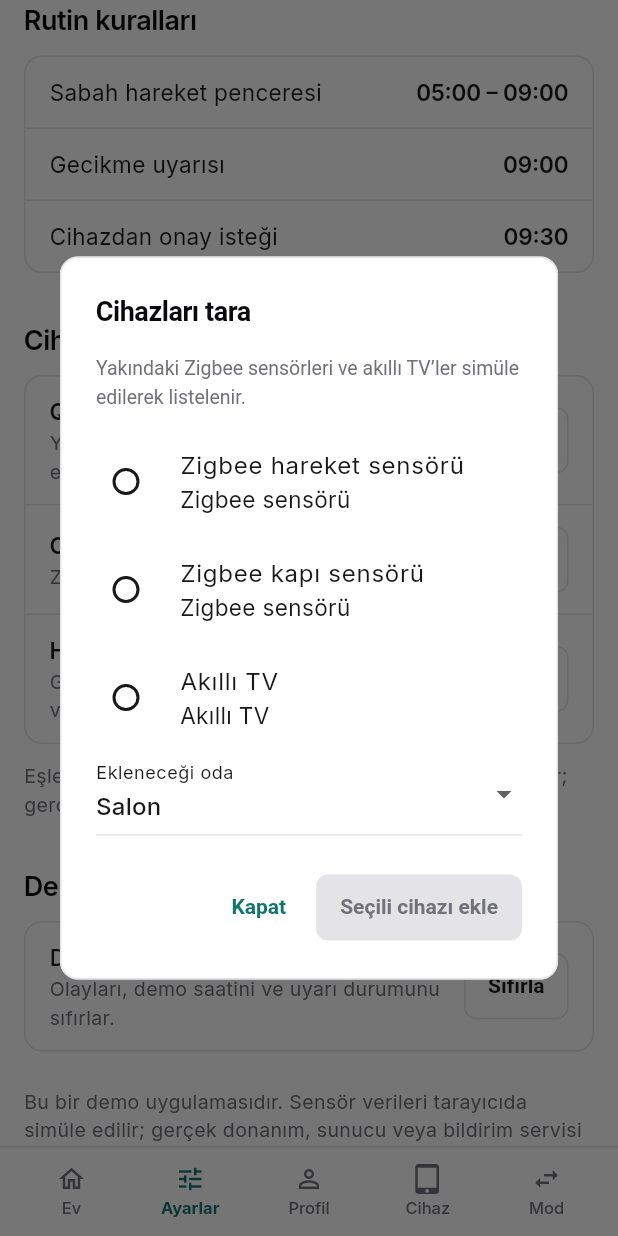
After one commit to MuratAcar00/future-web, a Flutter app: the FamilyDashboard screen opened directly, item 2 of the bottom bar chosen, scrolled down 576 dp, after a tap on "Tara", on a phone screen of 412 x 824 dp. The commit adds this screen. Run offline on Flutter 3.47's test engine with Material 3 defaults, Android fonts, the phone set to English and light mode, and no system bars; our stand-ins replace shared_preferences; accounts and stored records are empty.

Commit message:
Add simulated device pairing flows

```diff
--- /dev/null
+++ b/lib/models/connected_device.dart
@@ -0,0 +1,28 @@
+import 'package:flutter/foundation.dart';
+
+enum DeviceConnectionMethod { qrCode, discovery, cloud }
+
+@immutable
+class ConnectedDevice {
+  const ConnectedDevice({
+    required this.id,
+    required this.name,
+    required this.category,
+    required this.room,
+    required this.method,
+    this.provider,
+  });
+
+  final String id;
+  final String name;
+  final String category;
+  final String room;
+  final DeviceConnectionMethod method;
+  final String? provider;
+
+  String get connectionLabel => switch (method) {
+    DeviceConnectionMethod.qrCode => 'Yerel Wi-Fi / Bluetooth',
+    DeviceConnectionMethod.discovery => 'Zigbee / yerel ağ',
+    DeviceConnectionMethod.cloud => 'Hesap: $provider',
+  };
+}
--- a/lib/models/sensor_event.dart
+++ b/lib/models/sensor_event.dart
@@ -9,6 +9,7 @@ enum EventKind {
   bedroom('Yatak odası'),
   routineDelayed('Rutin'),
   confirmationRequested('Cihaz'),
+  deviceAdded('Cihaz'),
   confirmed('Onay'),
   demoScenario('Demo');
 
--- a/lib/providers/demo_provider.dart
+++ b/lib/providers/demo_provider.dart
@@ -4,6 +4,7 @@ import '../core/utils/date_time_format.dart';
 import '../models/sensor_type.dart';
 import '../services/demo_sensor_service.dart';
 import 'clock_provider.dart';
+import 'device_provider.dart';
 import 'routine_provider.dart';
 import 'sensor_provider.dart';
 
@@ -14,6 +15,7 @@ class DemoProvider extends ChangeNotifier {
     required this._clock,
     required this._sensors,
     required this._routine,
+    this._devices,
     this._service = const DemoSensorService(),
   });
 
@@ -21,6 +23,7 @@ class DemoProvider extends ChangeNotifier {
   final SensorProvider _sensors;
   final RoutineProvider _routine;
   final DemoSensorService _service;
+  final DeviceProvider? _devices;
 
   String? _lastAction;
 
@@ -86,6 +89,7 @@ class DemoProvider extends ChangeNotifier {
     _routine.batch(() {
       _clock.resetDemoTime();
       _sensors.reset(_clock.currentTime);
+      _devices?.reset();
       _routine.clearConfirmation();
     });
     _lastAction = null;
--- /dev/null
+++ b/lib/providers/device_provider.dart
@@ -0,0 +1,100 @@
+import 'package:flutter/foundation.dart';
+
+import '../models/connected_device.dart';
+import '../models/sensor_event.dart';
+import 'sensor_provider.dart';
+
+/// Device pairing and cloud account links are local simulations only.
+class DeviceProvider extends ChangeNotifier {
+  DeviceProvider({required this._sensors, required this._now});
+
+  final SensorProvider _sensors;
+  final DateTime Function() _now;
+  final List<ConnectedDevice> _devices = [];
+  final Set<String> _linkedAccounts = {};
+
+  List<ConnectedDevice> get devices => List.unmodifiable(_devices);
+  Set<String> get linkedAccounts => Set.unmodifiable(_linkedAccounts);
+
+  bool addDevice(ConnectedDevice device) {
+    if (_devices.any((existing) => existing.id == device.id)) return false;
+    _devices.add(device);
+    _sensors.addEvent(
+      SensorEvent(
+        id: 'device-added-${device.id}',
+        kind: EventKind.deviceAdded,
+        title: '${device.name} eklendi.',
+        description:
+            '${device.room} · ${device.category} · bağlantı simülasyonu tamamlandı.',
+        timestamp: _now(),
+      ),
+    );
+    notifyListeners();
+    return true;
+  }
+
+  bool linkAccount(String account) {
+    if (!_linkedAccounts.add(account)) return false;
+    final imported = switch (account) {
+      'Google Home' => const [
+        ConnectedDevice(
+          id: 'google-home-salon',
+          name: 'Salon akıllı prizi',
+          category: 'Akıllı priz',
+          room: 'Salon',
+          method: DeviceConnectionMethod.cloud,
+          provider: 'Google Home',
+        ),
+      ],
+      'Amazon Alexa' => const [
+        ConnectedDevice(
+          id: 'alexa-salon-tv',
+          name: 'Akıllı TV',
+          category: 'Akıllı TV',
+          room: 'Salon',
+          method: DeviceConnectionMethod.cloud,
+          provider: 'Amazon Alexa',
+        ),
+      ],
+      'Bosch Smart Home' => const [
+        ConnectedDevice(
+          id: 'bosch-hall-motion',
+          name: 'Koridor hareket sensörü',
+          category: 'Hareket sensörü',
+          room: 'Koridor',
+          method: DeviceConnectionMethod.cloud,
+          provider: 'Bosch Smart Home',
+        ),
+      ],
+      'SmartThings' => const [
+        ConnectedDevice(
+          id: 'smartthings-bedroom-sensor',
+          name: 'Yatak odası sensörü',
+          category: 'Sensör',
+          room: 'Yatak odası',
+          method: DeviceConnectionMethod.cloud,
+          provider: 'SmartThings',
+        ),
+      ],
+      _ => const <ConnectedDevice>[],
+    };
+    for (final device in imported) {
+      addDevice(device);
+    }
+    notifyListeners();
+    return true;
+  }
+
+  bool unlinkAccount(String account) {
+    if (!_linkedAccounts.remove(account)) return false;
+    _devices.removeWhere((device) => device.provider == account);
+    notifyListeners();
+    return true;
+  }
+
+  void reset() {
+    _devices.clear();
+    _linkedAccounts.clear();
+    notifyListeners();
+  }
+}
--- a/lib/screens/family/settings/settings_screen.dart
+++ b/lib/screens/family/settings/settings_screen.dart
@@ -9,6 +9,7 @@ import '../../../core/widgets/reset_demo_dialog.dart';
 import '../../../models/app_mode.dart';
 import '../../../providers/app_mode_provider.dart';
 import '../../../providers/routine_provider.dart';
+import '../widgets/device_management.dart';
 import '../widgets/family_page.dart';
 
 class SettingsScreen extends StatelessWidget {
@@ -92,6 +93,8 @@ class SettingsScreen extends StatelessWidget {
             ),
           ],
         ),
+        const SizedBox(height: AppSpacing.xxl),
+        const DeviceManagementSection(),
         const SizedBox(height: AppSpacing.xxl),
         const FamilySectionHeader(title: 'Demo verileri'),
         FamilyCard(
--- /dev/null
+++ b/lib/screens/family/widgets/device_management.dart
@@ -0,0 +1,484 @@
+import 'package:flutter/material.dart';
+import 'package:provider/provider.dart';
+
+import '../../../core/theme/app_colors.dart';
+import '../../../core/theme/app_spacing.dart';
+import '../../../core/theme/app_theme.dart';
+import '../../../models/connected_device.dart';
+import '../../../providers/device_provider.dart';
+import 'family_page.dart';
+
+const _rooms = ['Salon', 'Mutfak', 'Yatak odası', 'Giriş', 'Koridor'];
+const _accounts = [
+  'Google Home',
+  'Amazon Alexa',
+  'Bosch Smart Home',
+  'SmartThings',
+];
+
+class DeviceManagementSection extends StatelessWidget {
+  const DeviceManagementSection({super.key});
+
+  @override
+  Widget build(BuildContext context) => Column(
+    crossAxisAlignment: CrossAxisAlignment.stretch,
+    children: [
+      const FamilySectionHeader(title: 'Cihazlar'),
+      FamilyCard(
+        children: [
+          _DeviceActionRow(
+            title: 'QR Kod ile cihaz ekle',
+            subtitle: 'Yerel Wi-Fi veya Bluetooth cihazını eşleştirin.',
+            actionLabel: 'QR ile ekle',
+            onPressed: () => showQrDeviceDialog(context),
+          ),
+          _DeviceActionRow(
+            title: 'Cihazları tara',
+            subtitle: 'Zigbee sensörleri ve akıllı TV’leri keşfedin.',
+            actionLabel: 'Tara',
+            onPressed: () => showDiscoveryDialog(context),
+          ),
+          _DeviceActionRow(
+            title: 'Hesap bağla',
+            subtitle: 'Google Home, Alexa, Bosch veya SmartThings hesabı.',
+            actionLabel: 'Hesapları yönet',
+            onPressed: () => showCloudAccountsDialog(context),
+          ),
+        ],
+      ),
+      const SizedBox(height: AppSpacing.md),
+      const Text(
+        'Eşleştirme ve hesap bağlantıları bu demoda simüle edilir; gerçek cihazlara veya servislere bağlanılmaz.',
+        style: AppTextStyles.secondary,
+      ),
+    ],
+  );
+}
+
+class _DeviceActionRow extends StatelessWidget {
+  const _DeviceActionRow({
+    required this.title,
+    required this.subtitle,
+    required this.actionLabel,
+    required this.onPressed,
+  });
+
+  final String title;
+  final String subtitle;
+  final String actionLabel;
+  final VoidCallback onPressed;
+
+  @override
+  Widget build(BuildContext context) => Padding(
+    padding: const EdgeInsets.symmetric(
+      horizontal: AppSpacing.lg,
+      vertical: AppSpacing.md,
+    ),
+    child: Row(
+      children: [
+        Expanded(
+          child: Column(
+            crossAxisAlignment: CrossAxisAlignment.start,
+            children: [
+              Text(title, style: AppTextStyles.bodyStrong),
+              Text(subtitle, style: AppTextStyles.secondary),
+            ],
+          ),
+        ),
+        const SizedBox(width: AppSpacing.md),
+        OutlinedButton(onPressed: onPressed, child: Text(actionLabel)),
+      ],
+    ),
+  );
+}
+
+/// The dashboard shortcut opens the same three supported pairing methods.
+Future<void> showDeviceAddMenu(BuildContext context) => showDialog<void>(
+  context: context,
+  builder: (dialogContext) => AlertDialog(
+    title: const Text('Cihaz ekle'),
+    content: Column(
+      mainAxisSize: MainAxisSize.min,
+      crossAxisAlignment: CrossAxisAlignment.stretch,
+      children: [
+        const Text('Eklemek istediğiniz yöntemi seçin.'),
+        const SizedBox(height: AppSpacing.md),
+        OutlinedButton.icon(
+          icon: const Icon(Icons.qr_code_2),
+          label: const Text('QR Kod ile cihaz ekle'),
+          onPressed: () {
+            Navigator.pop(dialogContext);
+            showQrDeviceDialog(context);
+          },
+        ),
+        OutlinedButton.icon(
+          icon: const Icon(Icons.radar),
+          label: const Text('Cihazları tara'),
+          onPressed: () {
+            Navigator.pop(dialogContext);
+            showDiscoveryDialog(context);
+          },
+        ),
+        OutlinedButton.icon(
+          icon: const Icon(Icons.link),
+          label: const Text('Hesap bağla'),
+          onPressed: () {
+            Navigator.pop(dialogContext);
+            showCloudAccountsDialog(context);
+          },
+        ),
+      ],
+    ),
+    actions: [
+      TextButton(
+        onPressed: () => Navigator.pop(dialogContext),
+        child: const Text('Kapat'),
+      ),
+    ],
+  ),
+);
+
+Future<void> showQrDeviceDialog(BuildContext context) =>
+    showDialog<void>(context: context, builder: (_) => const _QrDeviceDialog());
+
+class _QrDeviceDialog extends StatefulWidget {
+  const _QrDeviceDialog();
+
+  @override
+  State<_QrDeviceDialog> createState() => _QrDeviceDialogState();
+}
+
+class _QrDeviceDialogState extends State<_QrDeviceDialog> {
+  final _formKey = GlobalKey<FormState>();
+  final _code = TextEditingController();
+  final _name = TextEditingController();
+  String _room = _rooms.first;
+
+  @override
+  void dispose() {
+    _code.dispose();
+    _name.dispose();
+    super.dispose();
+  }
+
+  void _add() {
+    if (!_formKey.currentState!.validate()) return;
+    final code = _code.text.trim().toUpperCase();
+    final device = ConnectedDevice(
+      id: 'qr-${code.toLowerCase()}',
+      name: _name.text.trim(),
+      category: 'Yerel Wi-Fi / Bluetooth cihazı',
+      room: _room,
+      method: DeviceConnectionMethod.qrCode,
+    );
+    final added = context.read<DeviceProvider>().addDevice(device);
+    final messenger = ScaffoldMessenger.maybeOf(context);
+    Navigator.pop(context);
+    _showResult(
+      messenger,
+      added ? '${device.name} eklendi.' : 'Bu cihaz zaten ekli.',
+    );
+  }
+
+  @override
+  Widget build(BuildContext context) => AlertDialog(
+    title: const Text('QR Kod ile cihaz ekle'),
+    content: SizedBox(
+      width: 420,
+      child: Form(
+        key: _formKey,
+        child: Column(
+          mainAxisSize: MainAxisSize.min,
+          crossAxisAlignment: CrossAxisAlignment.stretch,
+          children: [
+            const Text(
+              'Yerel Wi-Fi veya Bluetooth cihazı. QR tarama bu demoda simüledir; kamera izni kullanılmaz.',
+              style: AppTextStyles.secondary,
+            ),
+            const SizedBox(height: AppSpacing.lg),
+            TextFormField(
+              controller: _code,
+              textCapitalization: TextCapitalization.characters,
+              decoration: const InputDecoration(
+                labelText: 'Cihaz kodu',
+                hintText: 'SK-1234-ABCD',
+              ),
+              validator: (value) =>
+                  RegExp(r'^SK-[A-Z0-9]{4}-[A-Z0-9]{4}$')
+                      .hasMatch((value ?? '').trim().toUpperCase())
+                  ? null
+                  : 'SK-XXXX-XXXX biçiminde bir kod girin.',
+            ),
+            Align(
+              alignment: Alignment.centerRight,
+              child: TextButton.icon(
+                onPressed: () {
+                  _code.text = 'SK-2048-7319';
+                  if (_name.text.trim().isEmpty) {
+                    _name.text = 'Yeni yerel cihaz';
+                  }
+                },
+                icon: const Icon(Icons.qr_code_scanner),
+                label: const Text('QR taramayı simüle et'),
+              ),
+            ),
+            TextFormField(
+              controller: _name,
+              decoration: const InputDecoration(labelText: 'Cihaz adı'),
+              validator: (value) =>
+                  (value ?? '').trim().isEmpty ? 'Cihaz adı girin.' : null,
+            ),
+            const SizedBox(height: AppSpacing.md),
+            DropdownButtonFormField<String>(
+              initialValue: _room,
+              decoration: const InputDecoration(labelText: 'Oda'),
+              items: [
+                for (final room in _rooms)
+                  DropdownMenuItem(value: room, child: Text(room)),
+              ],
+              onChanged: (value) => setState(() => _room = value ?? _room),
+            ),
+          ],
+        ),
+      ),
+    ),
+    actions: [
+      TextButton(
+        onPressed: () => Navigator.pop(context),
+        child: const Text('Vazgeç'),
+      ),
+      FilledButton(onPressed: _add, child: const Text('Cihazı ekle')),
+    ],
+  );
+}
+
+const _discovered = [
+  ConnectedDevice(
+    id: 'scan-zigbee-motion',
+    name: 'Zigbee hareket sensörü',
+    category: 'Zigbee sensörü',
+    room: 'Giriş',
+    method: DeviceConnectionMethod.discovery,
+  ),
+  ConnectedDevice(
+    id: 'scan-zigbee-door',
+    name: 'Zigbee kapı sensörü',
+    category: 'Zigbee sensörü',
+    room: 'Giriş',
+    method: DeviceConnectionMethod.discovery,
+  ),
+  ConnectedDevice(
+    id: 'scan-smart-tv',
+    name: 'Akıllı TV',
+    category: 'Akıllı TV',
+    room: 'Salon',
+    method: DeviceConnectionMethod.discovery,
+  ),
+];
+
+Future<void> showDiscoveryDialog(BuildContext context) => showDialog<void>(
+  context: context,
+  builder: (_) => const _DiscoveryDialog(),
+);
+
+class _DiscoveryDialog extends StatefulWidget {
+  const _DiscoveryDialog();
+
+  @override
+  State<_DiscoveryDialog> createState() => _DiscoveryDialogState();
+}
+
+class _DiscoveryDialogState extends State<_DiscoveryDialog> {
+  ConnectedDevice? _selected;
+  String _room = _rooms.first;
+
+  @override
+  Widget build(BuildContext context) => AlertDialog(
+    title: const Text('Cihazları tara'),
+    content: SizedBox(
+      width: 420,
+      child: Column(
+        mainAxisSize: MainAxisSize.min,
+        crossAxisAlignment: CrossAxisAlignment.stretch,
+        children: [
+          const Text(
+            'Yakındaki Zigbee sensörleri ve akıllı TV’ler simüle edilerek listelenir.',
+            style: AppTextStyles.secondary,
+          ),
+          const SizedBox(height: AppSpacing.md),
+          RadioGroup<ConnectedDevice>(
+            groupValue: _selected,
+            onChanged: (value) => setState(() => _selected = value),
+            child: Column(
+              children: [
+                for (final device in _discovered)
+                  RadioListTile<ConnectedDevice>(
+                    contentPadding: EdgeInsets.zero,
+                    value: device,
+                    title: Text(device.name),
+                    subtitle: Text(device.category),
+                  ),
+              ],
+            ),
+          ),
+          DropdownButtonFormField<String>(
+            initialValue: _room,
+            decoration: const InputDecoration(labelText: 'Ekleneceği oda'),
+            items: [
+              for (final room in _rooms)
+                DropdownMenuItem(value: room, child: Text(room)),
+            ],
+            onChanged: (value) => setState(() => _room = value ?? _room),
+          ),
+        ],
+      ),
+    ),
+    actions: [
+      TextButton(
+        onPressed: () => Navigator.pop(context),
+        child: const Text('Kapat'),
+      ),
+      FilledButton(
+        onPressed: _selected == null
+            ? null
+            : () {
+                final selected = _selected!;
+                final device = ConnectedDevice(
+                  id: selected.id,
+                  name: selected.name,
+                  category: selected.category,
+                  room: _room,
+                  method: selected.method,
+                );
+                final added = context.read<DeviceProvider>().addDevice(device);
+                final messenger = ScaffoldMessenger.maybeOf(context);
+                Navigator.pop(context);
+                _showResult(
+                  messenger,
+                  added ? '${device.name} eklendi.' : 'Bu cihaz zaten ekli.',
+                );
+              },
+        child: const Text('Seçili cihazı ekle'),
+      ),
+    ],
+  );
+}
+
+Future<void> showCloudAccountsDialog(BuildContext context) => showDialog<void>(
+  context: context,
+  builder: (_) => const _CloudAccountsDialog(),
+);
+
+class _CloudAccountsDialog extends StatelessWidget {
+  const _CloudAccountsDialog();
+
+  @override
+  Widget build(BuildContext context) => AlertDialog(
+    title: const Text('Hesap bağla'),
+    content: SizedBox(
+      width: 440,
+      child: Consumer<DeviceProvider>(
+        builder: (context, devices, _) => Column(
+          mainAxisSize: MainAxisSize.min,
+          crossAxisAlignment: CrossAxisAlignment.stretch,
+          children: [
+            const Text(
+              'Hesap izni ve içe aktarma bu demoda simüledir. Gerçek hesap bilgisi istenmez.',
+              style: AppTextStyles.secondary,
+            ),
+            const SizedBox(height: AppSpacing.md),
+            for (final account in _accounts)
+              ListTile(
+                contentPadding: EdgeInsets.zero,
+                title: Text(account),
+                subtitle: Text(
+                  devices.linkedAccounts.contains(account)
+                      ? 'Bağlı · simülasyon'
+                      : 'Bağlı değil',
+                  style: AppTextStyles.secondary,
+                ),
+                trailing: TextButton(
+                  onPressed: () async {
+                    if (devices.linkedAccounts.contains(account)) {
+                      devices.unlinkAccount(account);
+                      return;
+                    }
+                    final approved = await showDialog<bool>(
+                      context: context,
+                      builder: (dialogContext) => AlertDialog(
+                        title: Text('$account hesabını bağla'),
+                        content: Text(
+                          '$account bağlantısı ve örnek cihazların içe aktarılması simüle edilecek. Gerçek hesaba erişilmeyecek.',
+                        ),
+                        actions: [
+                          TextButton(
+                            onPressed: () =>
+                                Navigator.pop(dialogContext, false),
+                            child: const Text('Vazgeç'),
+                          ),
+                          FilledButton(
+                            onPressed: () => Navigator.pop(dialogContext, true),
+                            child: const Text('Simüle ederek bağla'),
+                          ),
+                        ],
+                      ),
+                    );
+                    if (approved == true && context.mounted) {
+                      context.read<DeviceProvider>().linkAccount(account);
+                    }
+                  },
+                  child: Text(
+                    devices.linkedAccounts.contains(account)
+                        ? 'Bağlantıyı kes'
+                        : 'Bağla',
+                  ),
+                ),
+              ),
+          ],
+        ),
+      ),
+    ),
+    actions: [
+      TextButton(
+        onPressed: () => Navigator.pop(context),
+        child: const Text('Kapat'),
+      ),
+    ],
+  );
+}
+
+void _showResult(ScaffoldMessengerState? messenger, String message) {
+  messenger?.showSnackBar(SnackBar(content: Text(message)));
+}
+
+class ConnectedDeviceRow extends StatelessWidget {
+  const ConnectedDeviceRow({super.key, required this.device});
+
+  final ConnectedDevice device;
+
+  @override
+  Widget build(BuildContext context) => Padding(
+    padding: const EdgeInsets.symmetric(
+      horizontal: AppSpacing.lg,
+      vertical: AppSpacing.md,
+    ),
+    child: Row(
+      children: [
+        const Icon(Icons.sensors_outlined, color: AppColors.success),
+        const SizedBox(width: AppSpacing.md),
+        Expanded(
+          child: Column(
+            crossAxisAlignment: CrossAxisAlignment.start,
+            children: [
+              Text(device.name, style: AppTextStyles.bodyStrong),
+              Text(
+                '${device.room} · ${device.connectionLabel} · simüle',
+                style: AppTextStyles.secondary,
+              ),
+            ],
+          ),
+        ),
+      ],
+    ),
+  );
+}
--- a/lib/screens/family/widgets/family_header.dart
+++ b/lib/screens/family/widgets/family_header.dart
@@ -10,6 +10,7 @@ import '../../../core/widgets/logo_mark.dart';
 import '../../../core/widgets/status_dot.dart';
 import '../../../core/widgets/tag_chip.dart';
 import '../../../providers/clock_provider.dart';
+import 'device_management.dart';
 import 'family_page.dart';
 
 /// Home title, honest live-demo label and the current (demo) time.
@@ -63,6 +64,11 @@ class FamilyHeader extends StatelessWidget {
                   background: AppColors.simulator,
                 ),
               ),
+            OutlinedButton.icon(
+              onPressed: () => showDeviceAddMenu(context),
+              icon: const Icon(Icons.add, size: 18),
+              label: const Text('Cihaz ekle'),
+            ),
           ],
         ),
       ],
--- a/lib/screens/family/widgets/sensor_status_overview.dart
+++ b/lib/screens/family/widgets/sensor_status_overview.dart
@@ -12,7 +12,9 @@ import '../../../models/sensor.dart';
 import '../../../models/sensor_type.dart';
 import '../../../providers/clock_provider.dart';
 import '../../../providers/demo_provider.dart';
+import '../../../providers/device_provider.dart';
 import '../../../providers/sensor_provider.dart';
+import 'device_management.dart';
 import 'family_page.dart';
 
 /// Plain list of the simulated sensors with their latest state.
@@ -21,16 +23,18 @@ class SensorStatusOverview extends StatelessWidget {
 
   @override
   Widget build(BuildContext context) {
+    final devices = context.watch<DeviceProvider>().devices;
+    final sensorCaption = devices.isEmpty
+        ? '${SensorType.values.length} simüle sensör'
+        : '${SensorType.values.length + devices.length} simüle cihaz';
     return Column(
       crossAxisAlignment: CrossAxisAlignment.stretch,
       children: [
-        FamilySectionHeader(
-          title: 'Sensörler',
-          caption: '${SensorType.values.length} simüle sensör',
-        ),
+        FamilySectionHeader(title: 'Sensörler', caption: sensorCaption),
         FamilyCard(
           children: [
             for (final type in SensorType.values) _SensorRow(type: type),
+            for (final device in devices) ConnectedDeviceRow(device: device),
           ],
         ),
       ],
```
Also changed, not shown: lib/app.dart (+9 -0 lines).
